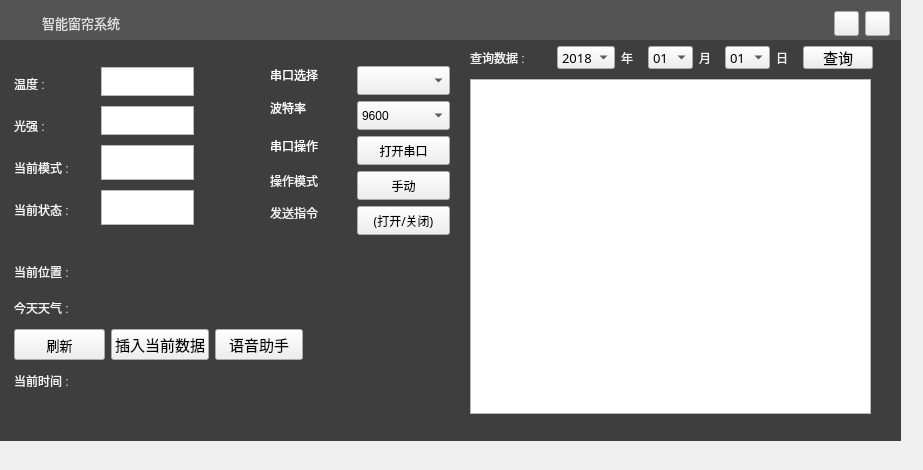
Above: smartZN/Smart_UI.ui from Uukins/MyRepository before the change. Below: the same form after it.
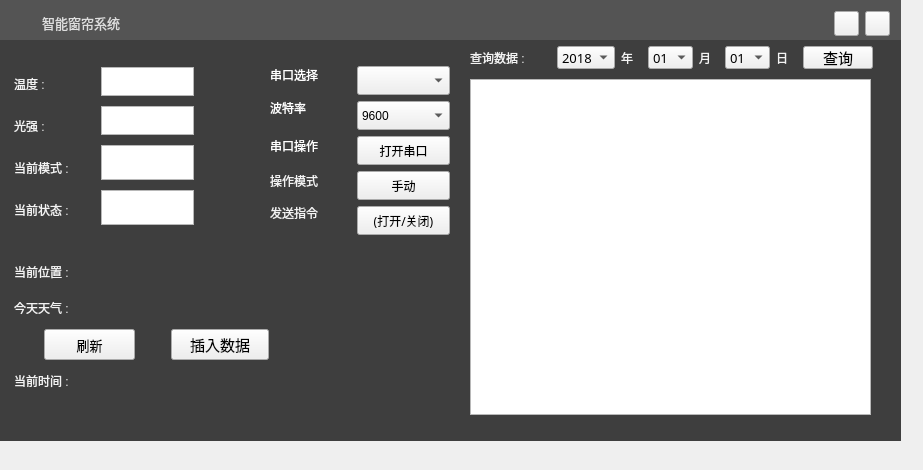
That is the form after the change. Icons and pictures are not drawn.

```diff
--- a/smartZN/Smart_UI.ui
+++ b/smartZN/Smart_UI.ui
@@ -249,7 +249,7 @@
       <x>470</x>
       <y>3</y>
       <width>403</width>
-      <height>371</height>
+      <height>372</height>
      </rect>
     </property>
     <layout class="QVBoxLayout" name="verticalLayout_9">
@@ -1452,44 +1452,7 @@
               </font>
              </property>
              <property name="text">
-              <string>插入当前数据</string>
-             </property>
-            </widget>
-           </item>
-           <item>
-            <widget class="QPushButton" name="yuyinzhushou">
-             <property name="minimumSize">
-              <size>
-               <width>88</width>
-               <height>31</height>
-              </size>
-             </property>
-             <property name="maximumSize">
-              <size>
-               <width>88</width>
-               <height>31</height>
-              </size>
-             </property>
-             <property name="font">
-              <font>
-               <family>微软雅黑</family>
-               <pointsize>11</pointsize>
-               <weight>50</weight>
-               <italic>false</italic>
-               <bold>false</bold>
-              </font>
-             </property>
-             <property name="styleSheet">
-              <string notr="true"/>
-             </property>
-             <property name="text">
-              <string>语音助手</string>
-             </property>
-             <property name="checkable">
-              <bool>false</bool>
-             </property>
-             <property name="checked">
-              <bool>false</bool>
+              <string>插入数据</string>
              </property>
             </widget>
            </item>
```
